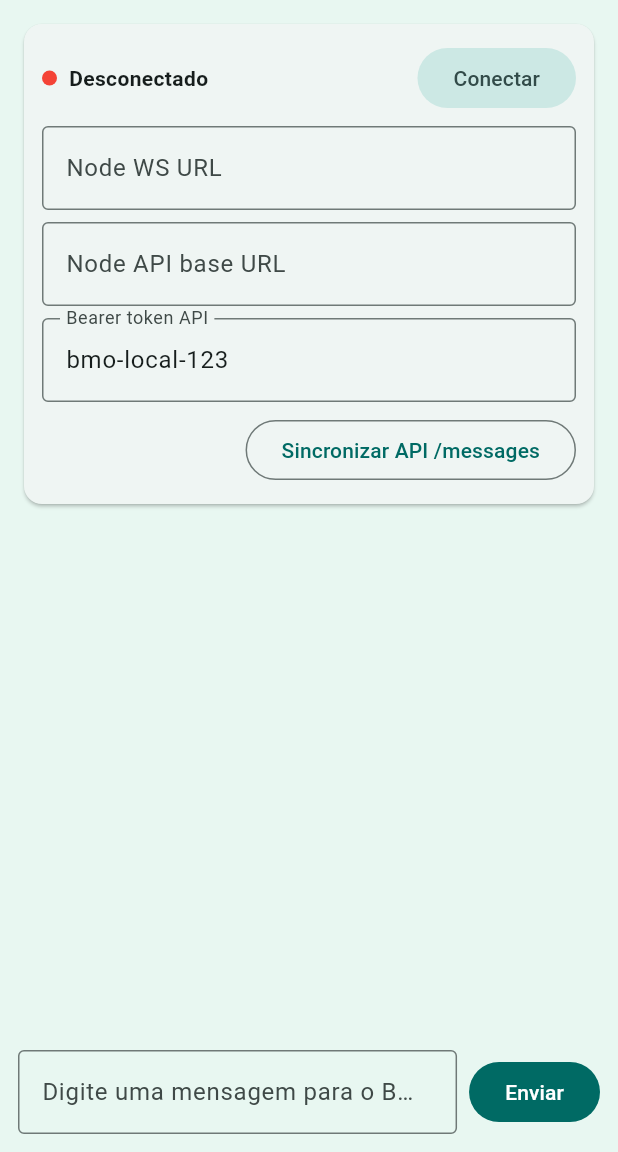
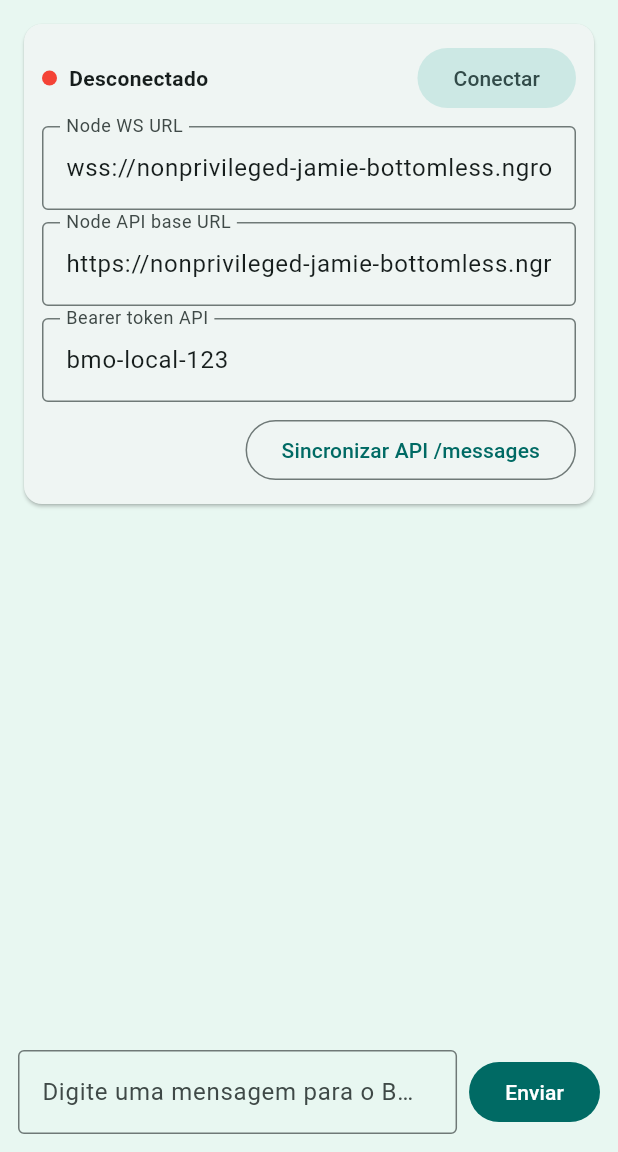
Before and after one commit to IsabelaCorredato/Projeto-BMO, a Flutter app: the screen it shows after launch, on a phone screen of 412 x 824 dp, the part 84-1236 px from its top. Run offline on Flutter 3.47's test engine with Material 3 defaults, Android fonts, the phone set to English and light mode, and no system bars; our stand-ins replace sqflite; accounts and stored records are empty.

Commit message:
alterei a porra toda

```diff
--- a/lib/controllers/bmo_controller.dart
+++ b/lib/controllers/bmo_controller.dart
@@ -109,20 +109,12 @@ class BmoController extends ChangeNotifier {
       _nodeApi.configure(baseUrl: _apiBaseUrl, token: _apiToken);
       try {
         final probe = await _nodeApi.probeHealth();
-        if (probe.isAuthRedirect) {
+        if (probe.isAuthRedirect && _apiBaseUrl.contains('.app.github.dev')) {
           _errorText =
               'Codespaces bloqueando acesso (porta privada). '
               'No Codespaces, deixe a porta 8080 como Public e tente novamente.';
           notifyListeners();
           return;
-        }
-
-        final publicWsUrl = probe.publicWsUrl?.trim() ?? '';
-        if (publicWsUrl.isNotEmpty) {
-          _wsUrl = _normalizeWsUrl(
-            wsUrl: publicWsUrl,
-            fallbackApiBaseUrl: _apiBaseUrl,
-          );
         }
       } catch (_) {
         // Mantém fluxo normal: a conexão WS ainda pode funcionar mesmo sem /health.
@@ -145,11 +137,20 @@ class BmoController extends ChangeNotifier {
 
   String _mapConnectionError(Object error) {
     final raw = error.toString();
-    if (_wsUrl.contains('.app.github.dev') &&
-        raw.contains('not upgraded to websocket')) {
-      return 'Falha no handshake WS. Em Codespaces isso normalmente significa '
-          'porta privada ou URL inválida. Defina a porta 8080 como Public '
-          'e use wss://<codespace>-8080.app.github.dev/ws';
+    if (raw.contains('not upgraded to websocket')) {
+      if (_wsUrl.contains('ngrok')) {
+        return 'Falha no handshake WS em $_wsUrl. Verifique se o ngrok está '
+            'rodando e se a URL do túnel é a atual.';
+      }
+
+      if (_wsUrl.contains('.app.github.dev')) {
+        return 'Falha no handshake WS. Em Codespaces isso normalmente significa '
+            'porta privada ou URL inválida. Defina a porta 8080 como Public '
+            'e use wss://<codespace>-8080.app.github.dev/ws';
+      }
+
+      return 'Falha no handshake WS em $_wsUrl. Verifique URL, TLS (wss://) '
+          'e disponibilidade do servidor.';
     }
 
     return 'Falha ao conectar no Node: $raw';
--- a/lib/main.dart
+++ b/lib/main.dart
@@ -7,10 +7,16 @@ import 'services/esp32_websocket_service.dart';
 import 'services/gemini_service.dart';
 import 'services/node_messages_api_service.dart';
 
-const _geminiApiKey = 'AIzaSyDZsTWwKJxGr_ULgj07kmGIuFFFZ5wsSzc';
+const _geminiApiKey = 'AIzaSyBn-OQgFAe9Fp2HGSOmiT_AoWHr6noeOy8';
 const _defaultApiToken = 'bmo-local-123';
-const _defaultNodeApiBaseUrl = String.fromEnvironment('NODE_API_BASE_URL');
-const _defaultNodeWsUrl = String.fromEnvironment('NODE_WS_URL');
+const _defaultNodeApiBaseUrl = String.fromEnvironment(
+  'NODE_API_BASE_URL',
+  defaultValue: 'https://nonprivileged-jamie-bottomless.ngrok-free.dev',
+);
+const _defaultNodeWsUrl = String.fromEnvironment(
+  'NODE_WS_URL',
+  defaultValue: 'wss://nonprivileged-jamie-bottomless.ngrok-free.dev/ws',
+);
 
 void main() {
   WidgetsFlutterBinding.ensureInitialized();
@@ -138,6 +144,7 @@ class _BmoHomePageState extends State<BmoHomePage> {
             headerItems + _controller.messages.length + thinkingItems;
 
         return Scaffold(
+          resizeToAvoidBottomInset: true,
           appBar: AppBar(
             title: const Text('BMO Bridge'),
             actions: [
@@ -156,6 +163,8 @@ class _BmoHomePageState extends State<BmoHomePage> {
                 child: ListView.builder(
                   controller: _scrollController,
                   padding: const EdgeInsets.only(bottom: 12),
+                  keyboardDismissBehavior:
+                      ScrollViewKeyboardDismissBehavior.onDrag,
                   itemCount: totalItems,
                   itemBuilder: (context, index) {
                     if (index == 0) {
@@ -297,10 +306,14 @@ class _BmoHomePageState extends State<BmoHomePage> {
   }
 
   Widget _buildComposer() {
-    return SafeArea(
-      top: false,
-      child: Padding(
-        padding: const EdgeInsets.fromLTRB(12, 8, 12, 12),
+    final bottomPadding = MediaQuery.viewPaddingOf(context).bottom;
+    return Padding(
+      padding: EdgeInsets.fromLTRB(
+        12,
+        8,
+        12,
+        bottomPadding > 0 ? bottomPadding : 12,
+      ),
       child: Row(
         children: [
           Expanded(
@@ -317,7 +330,6 @@ class _BmoHomePageState extends State<BmoHomePage> {
           const SizedBox(width: 8),
           FilledButton(onPressed: _handleSend, child: const Text('Enviar')),
         ],
-        ),
       ),
     );
   }
```
Also changed, not shown: 4 other files. Lines whose indentation alone changed are shown as unchanged.
